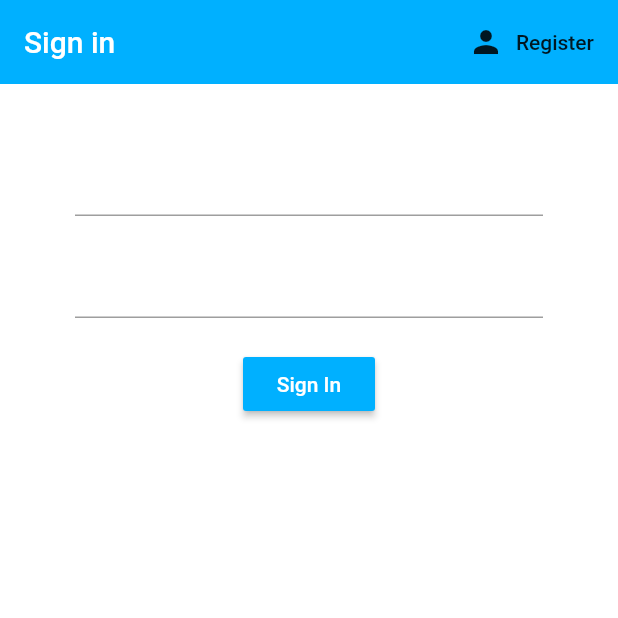
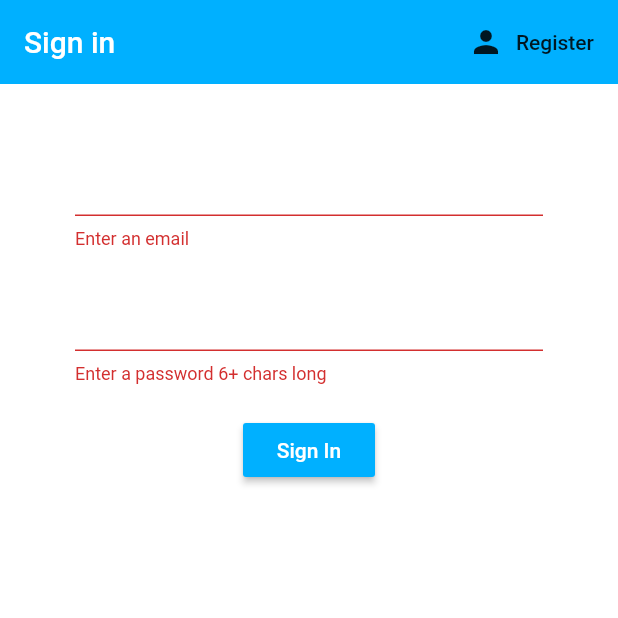
Before and after one commit to Yenniferh/flutter-firebase, a Flutter app: the screen it shows after launch, after a tap on "Sign In", on a phone screen of 412 x 824 dp, the top half of it. Run offline on Flutter 3.47's test engine with Material 2 defaults, Android fonts, the phone set to English and light mode, and no system bars; our stand-ins replace cloud_firestore, firebase_auth; accounts and stored records are empty.

Commit message:
Firestore register

```diff
--- a/lib/models/user.dart
+++ b/lib/models/user.dart
@@ -1,7 +1,29 @@
+import 'package:cloud_firestore/cloud_firestore.dart';
+
 class User {
 
   final String uid;
+  final String name;
+  final String email;
 
-  User({ this.uid });
+  User({ this.uid, this.name, this.email });
+
+  Map<String, dynamic> toMap() {
+    return {
+      'email': email,
+      'name': name,
+      'uid':uid
+    };
+  }
+
+  User.fromMap(Map<String, dynamic> map)
+      : assert(map['email'] != null),
+        assert(map['name'] != null),
+        assert(map['uid'] != null),
+        email = map['email'],
+        name = map['name'],
+        uid = map['uid'];
+
+  User.fromSnapshot(DocumentSnapshot snapshot) : this.fromMap(snapshot.data);
 
 }
--- /dev/null
+++ b/lib/services/database.dart
@@ -0,0 +1,32 @@
+import 'package:cloud_firestore/cloud_firestore.dart';
+import 'package:shopping_for_friends/models/user.dart';
+
+class DatabaseService {
+
+  final String uid;
+  DatabaseService({ this.uid });
+
+  // collection reference
+  final CollectionReference users = Firestore.instance.collection('users');
+
+  Future<void> updateUserData(String name) async {
+    return await users.document(uid).setData({
+      'name': name,
+    });
+  }
+
+  // user data from snapshots
+  User _userDataFromSnapshot(DocumentSnapshot snapshot) {
+    return User(
+        uid: uid,
+        name: snapshot.data['name'],
+    );
+  }
+
+  // get user doc stream
+  Stream<User> get userData {
+    return users.document(uid).snapshots()
+        .map(_userDataFromSnapshot);
+  }
+
+}
--- a/lib/services/firebase.dart
+++ b/lib/services/firebase.dart
@@ -1,10 +1,18 @@
 import 'package:firebase_auth/firebase_auth.dart';
+import 'package:cloud_firestore/cloud_firestore.dart';
 import 'package:shopping_for_friends/models/user.dart';
+
+import 'database.dart';
 
 
 class AuthService {
 
   final FirebaseAuth _auth = FirebaseAuth.instance;
+  final db = Firestore.instance;
+
+
+
+  User currentUser = User();
 
   // create user obj based on firebase user
   User _userFromFirebaseUser(FirebaseUser user) {
@@ -31,15 +39,39 @@ class AuthService {
   }
 
   // register with email and password
-  Future registerWithEmailAndPassword(String email, String password) async {
+  Future registerWithEmailAndPassword(String email, String password, String name) async {
     try {
       AuthResult result = await _auth.createUserWithEmailAndPassword(email: email, password: password);
       FirebaseUser user = result.user;
+      UserUpdateInfo userUpdateInfo = new UserUpdateInfo();
+      userUpdateInfo.displayName = name;
+      user.updateProfile(userUpdateInfo);
+      await DatabaseService(uid: user.uid).updateUserData(name);
+      /*currentUser = User(
+        email: user.email,
+        name: user.displayName,
+      );
+      await db
+          .collection('users')
+          .document(user.email)
+          .setData(currentUser.toMap());*/
       return _userFromFirebaseUser(user);
     } catch (error) {
       print(error.toString());
       return null;
     }
+  }
+
+  Future<void> addUserToFirestore({FirebaseUser user}) async {
+    // add user to firestore, email as document ID
+    currentUser = User(
+      email: user.email,
+      name: user.displayName,
+    );
+    await db
+        .collection('users')
+        .document(user.email)
+        .setData(currentUser.toMap());
   }
 
   // sign out
--- a/lib/views/authenticate.dart
+++ b/lib/views/authentication/authenticate.dart
@@ -1,6 +1,6 @@
 import 'package:flutter/material.dart';
-import 'package:shopping_for_friends/views/signin.dart';
-import 'package:shopping_for_friends/views/signup.dart';
+import 'package:shopping_for_friends/views/authentication/signin.dart';
+import 'package:shopping_for_friends/views/authentication/signup.dart';
 
 class Authenticate extends StatefulWidget {
   @override
--- a/lib/views/signin.dart
+++ b/lib/views/authentication/signin.dart
@@ -1,5 +1,6 @@
 import 'package:flutter/material.dart';
 import 'package:shopping_for_friends/services/firebase.dart';
+import 'package:shopping_for_friends/shared/loading.dart';
 
 class SignIn extends StatefulWidget {
 
@@ -13,6 +14,9 @@ class SignIn extends StatefulWidget {
 class _SignInState extends State<SignIn> {
 
   final AuthService _auth = AuthService();
+  final _formKey = GlobalKey<FormState>();
+  String error = '';
+  bool loading = false;
 
   // text field state
   String email = '';
@@ -20,7 +24,7 @@ class _SignInState extends State<SignIn> {
 
   @override
   Widget build(BuildContext context) {
-    return Scaffold(
+    return loading ? Loading() : Scaffold(
       backgroundColor: Colors.white,
       appBar: AppBar(
         backgroundColor: Colors.lightBlueAccent[400],
@@ -37,10 +41,12 @@ class _SignInState extends State<SignIn> {
       body: Container(
         padding: EdgeInsets.symmetric(vertical: 20.0, horizontal: 50.0),
         child: Form(
+          key: _formKey,
           child: Column(
             children: <Widget>[
               SizedBox(height: 20.0),
               TextFormField(
+                validator: (val) => val.isEmpty ? 'Enter an email' : null,
                 onChanged: (val) {
                   setState(() => email = val);
                 },
@@ -48,6 +54,7 @@ class _SignInState extends State<SignIn> {
               SizedBox(height: 20.0),
               TextFormField(
                 obscureText: true,
+                validator: (val) => val.length < 6 ? 'Enter a password 6+ chars long' : null,
                 onChanged: (val) {
                   setState(() => password = val);
                 },
@@ -60,10 +67,22 @@ class _SignInState extends State<SignIn> {
                     style: TextStyle(color: Colors.white),
                   ),
                   onPressed: () async {
-                    print(email);
-                    print(password);
-                    _auth.signInWithEmailAndPassword(email, password);
+                    if(_formKey.currentState.validate()){
+                      setState(() => loading = true);
+                      dynamic result = await _auth.signInWithEmailAndPassword(email, password);
+                      if(result == null) {
+                        setState(() {
+                          loading = false;
+                          error = 'Could not sign in with those credentials';
+                        });
+                      }
+                    }
                   }
+              ),
+              SizedBox(height: 12.0),
+              Text(
+                error,
+                style: TextStyle(color: Colors.red, fontSize: 14.0),
               ),
             ],
           ),
--- a/lib/views/wrapper.dart
+++ b/lib/views/wrapper.dart
@@ -2,8 +2,8 @@ import 'package:flutter/material.dart';
 import 'package:provider/provider.dart';
 import 'package:shopping_for_friends/models/user.dart';
 
-import 'authenticate.dart';
-import 'home.dart';
+import 'authentication/authenticate.dart';
+import 'home/home.dart';
 
 class Wrapper extends StatelessWidget {
   @override
--- a/pubspec.yaml
+++ b/pubspec.yaml
@@ -11,6 +11,8 @@ dependencies:
     sdk: flutter
   firebase_core: ^0.4.4
   firebase_auth: ^0.16.1
+  collection: ^1.14.11
+  cloud_firestore: 0.13.6
   firebase_storage: ^3.1.6
   provider: ^3.0.0
 
```
Also changed, not shown: lib/shared/loading.dart (added, +14 -0 lines), lib/views/authentication/signup.dart (renamed from lib/views/signup.dart, +7 -2 lines), lib/views/home/home.dart (renamed from lib/views/home.dart), pubspec.lock, 1 other file.
